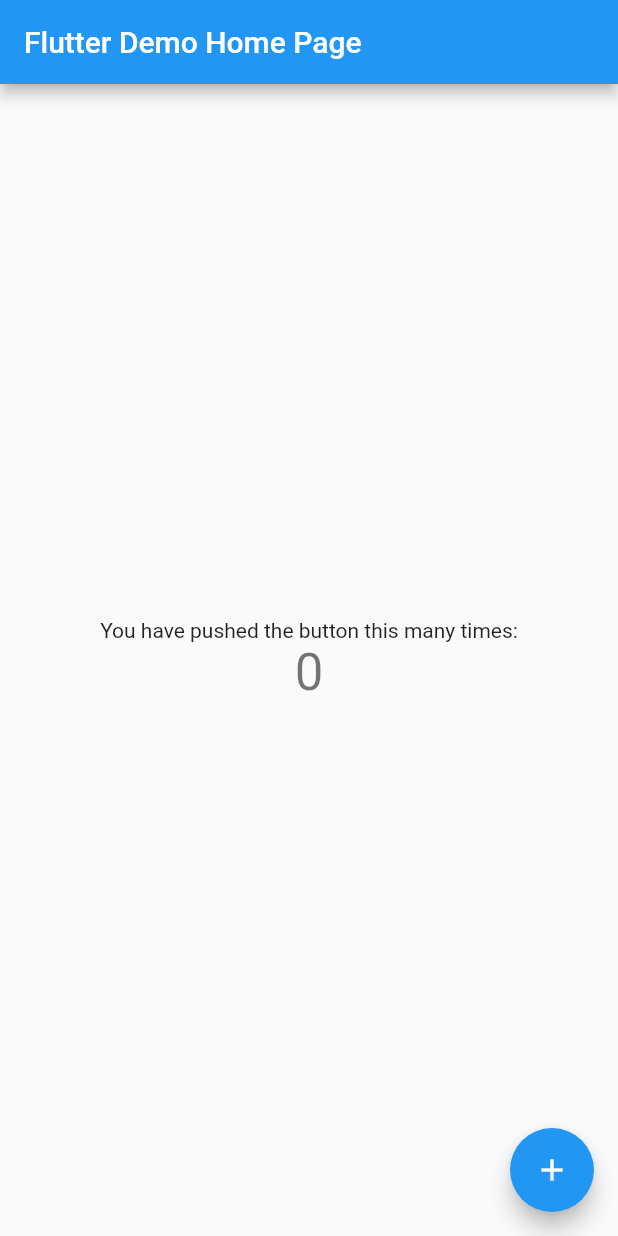
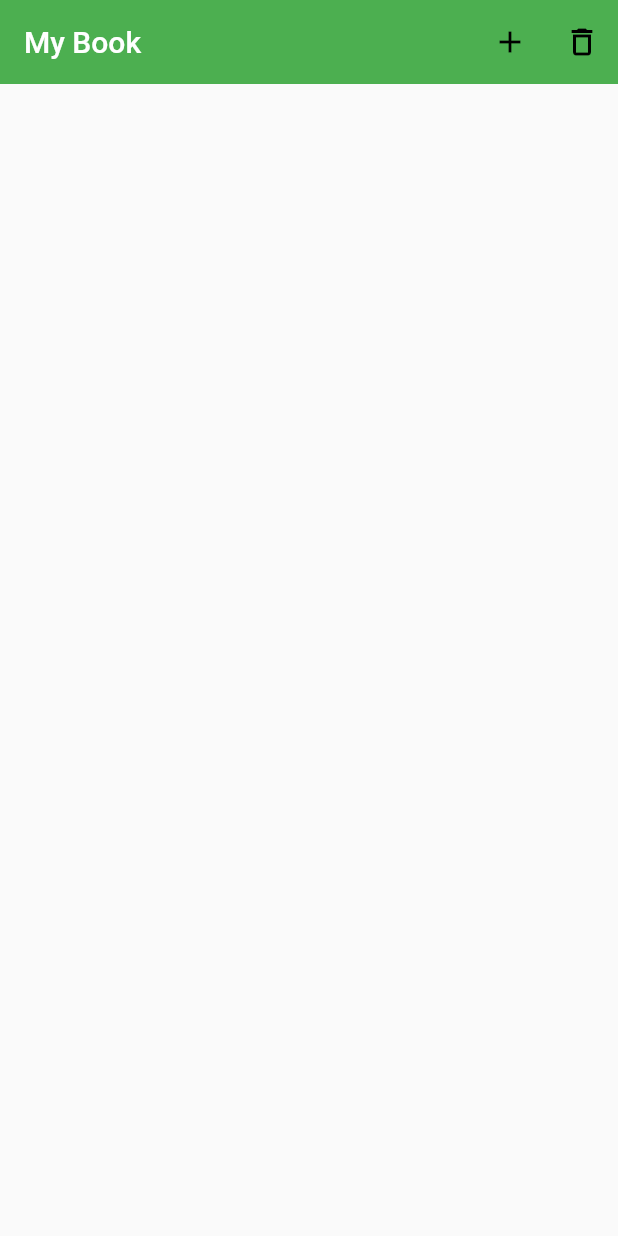
Before and after one commit to OkilSaber/My-book, a Flutter app: the screen it shows after launch, on a phone screen of 412 x 824 dp. Run offline on Flutter 3.47's test engine with Material 2 defaults, Android fonts, the phone set to English and light mode, and no system bars.

Commit message:
Add start of app UI

```diff
--- a/lib/main.dart
+++ b/lib/main.dart
@@ -1,115 +1,52 @@
 import 'package:flutter/material.dart';
 
 void main() {
-  runApp(const MyApp());
+  runApp(const MyBook());
 }
 
-class MyApp extends StatelessWidget {
-  const MyApp({Key? key}) : super(key: key);
-
-  // This widget is the root of your application.
+class MyBook extends StatelessWidget {
+  const MyBook({Key? key}) : super(key: key);
   @override
   Widget build(BuildContext context) {
     return MaterialApp(
-      title: 'Flutter Demo',
+      title: 'My Book',
       theme: ThemeData(
-        // This is the theme of your application.
-        //
-        // Try running your application with "flutter run". You'll see the
-        // application has a blue toolbar. Then, without quitting the app, try
-        // changing the primarySwatch below to Colors.green and then invoke
-        // "hot reload" (press "r" in the console where you ran "flutter run",
-        // or simply save your changes to "hot reload" in a Flutter IDE).
-        // Notice that the counter didn't reset back to zero; the application
-        // is not restarted.
-        primarySwatch: Colors.blue,
+        primarySwatch: Colors.green,
       ),
-      home: const MyHomePage(title: 'Flutter Demo Home Page'),
+      home: const MainScreen(),
     );
   }
 }
 
-class MyHomePage extends StatefulWidget {
-  const MyHomePage({Key? key, required this.title}) : super(key: key);
-
-  // This widget is the home page of your application. It is stateful, meaning
-  // that it has a State object (defined below) that contains fields that affect
-  // how it looks.
-
-  // This class is the configuration for the state. It holds the values (in this
-  // case the title) provided by the parent (in this case the App widget) and
-  // used by the build method of the State. Fields in a Widget subclass are
-  // always marked "final".
-
-  final String title;
+class MainScreen extends StatefulWidget {
+  const MainScreen({Key? key}) : super(key: key);
 
   @override
-  State<MyHomePage> createState() => _MyHomePageState();
+  State<MainScreen> createState() => _MainScreenState();
 }
 
-class _MyHomePageState extends State<MyHomePage> {
-  int _counter = 0;
-
-  void _incrementCounter() {
-    setState(() {
-      // This call to setState tells the Flutter framework that something has
-      // changed in this State, which causes it to rerun the build method below
-      // so that the display can reflect the updated values. If we changed
-      // _counter without calling setState(), then the build method would not be
-      // called again, and so nothing would appear to happen.
-      _counter++;
-    });
-  }
-
+class _MainScreenState extends State<MainScreen> {
+  int currentPage = 0;
   @override
   Widget build(BuildContext context) {
-    // This method is rerun every time setState is called, for instance as done
-    // by the _incrementCounter method above.
-    //
-    // The Flutter framework has been optimized to make rerunning build methods
-    // fast, so that you can just rebuild anything that needs updating rather
-    // than having to individually change instances of widgets.
     return Scaffold(
       appBar: AppBar(
-        // Here we take the value from the MyHomePage object that was created by
-        // the App.build method, and use it to set our appbar title.
-        title: Text(widget.title),
+        elevation: 0,
+        title: const Text("My Book"),
+        iconTheme: const IconThemeData(
+          color: Colors.black,
+        ),
+        actions: [
+          IconButton(
+            onPressed: () {},
+            icon: const Icon(Icons.add_outlined),
+          ),
+          IconButton(
+            onPressed: () {},
+            icon: const Icon(Icons.delete_outline),
+          ),
+        ],
       ),
-      body: Center(
-        // Center is a layout widget. It takes a single child and positions it
-        // in the middle of the parent.
-        child: Column(
-          // Column is also a layout widget. It takes a list of children and
-          // arranges them vertically. By default, it sizes itself to fit its
-          // children horizontally, and tries to be as tall as its parent.
-          //
-          // Invoke "debug painting" (press "p" in the console, choose the
-          // "Toggle Debug Paint" action from the Flutter Inspector in Android
-          // Studio, or the "Toggle Debug Paint" command in Visual Studio Code)
-          // to see the wireframe for each widget.
-          //
-          // Column has various properties to control how it sizes itself and
-          // how it positions its children. Here we use mainAxisAlignment to
-          // center the children vertically; the main axis here is the vertical
-          // axis because Columns are vertical (the cross axis would be
-          // horizontal).
-          mainAxisAlignment: MainAxisAlignment.center,
-          children: <Widget>[
-            const Text(
-              'You have pushed the button this many times:',
-            ),
-            Text(
-              '$_counter',
-              style: Theme.of(context).textTheme.headline4,
-            ),
-          ],
-        ),
-      ),
-      floatingActionButton: FloatingActionButton(
-        onPressed: _incrementCounter,
-        tooltip: 'Increment',
-        child: const Icon(Icons.add),
-      ), // This trailing comma makes auto-formatting nicer for build methods.
     );
   }
 }
```
